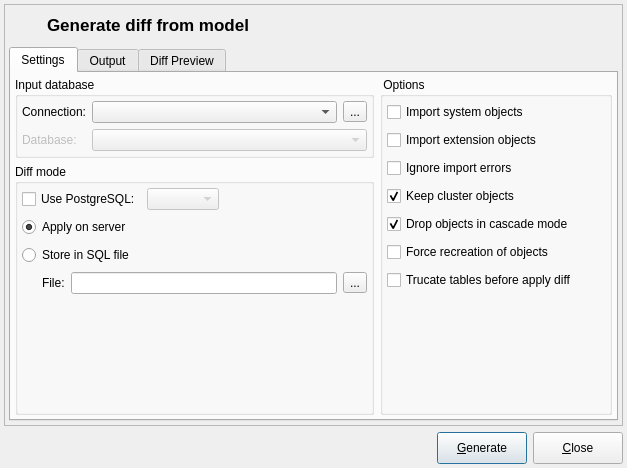
Before: the Qt Designer form libpgmodeler_ui/ui/modeldatabasediffform.ui in pgmodeler/pgmodeler, drawn with Qt 5.
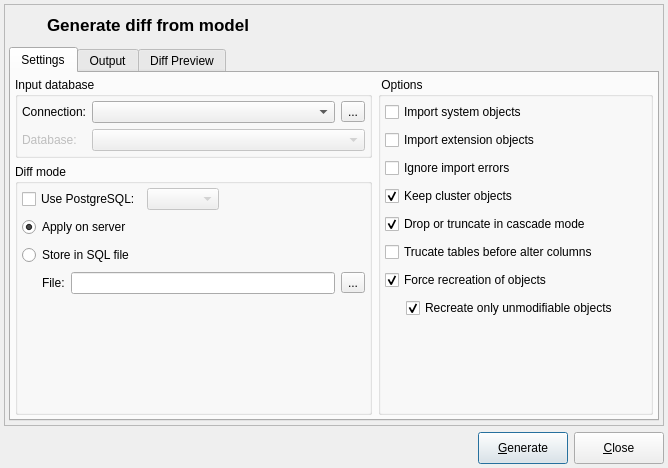
After: the same form once the commit is applied. Icons and pictures are not drawn.

Commit message:
Added a method BaseObject::acceptsAlterCommand to indicate if a object type can be changed through ALTER
Added an option to ModelsDiffHelper to recreate only objects that can't
be changed using ALTER

Removed the generation of inheritance command from
Table::getAlterDefinition and moved to
Relationship::getInheritDefinition

Patch:
```diff
--- a/libpgmodeler_ui/ui/modeldatabasediffform.ui
+++ b/libpgmodeler_ui/ui/modeldatabasediffform.ui
@@ -9,7 +9,7 @@
    <rect>
     <x>0</x>
     <y>0</y>
-    <width>627</width>
+    <width>668</width>
     <height>468</height>
    </rect>
   </property>
@@ -287,7 +287,7 @@
             <property name="title">
              <string> Options</string>
             </property>
-            <layout class="QVBoxLayout" name="verticalLayout_2">
+            <layout class="QGridLayout" name="gridLayout_7">
              <property name="leftMargin">
               <number>4</number>
              </property>
@@ -300,7 +300,20 @@
              <property name="bottomMargin">
               <number>4</number>
              </property>
-             <item>
+             <item row="8" column="0">
+              <spacer name="verticalSpacer">
+               <property name="orientation">
+                <enum>Qt::Vertical</enum>
+               </property>
+               <property name="sizeHint" stdset="0">
+                <size>
+                 <width>20</width>
+                 <height>40</height>
+                </size>
+               </property>
+              </spacer>
+             </item>
+             <item row="0" column="0">
               <layout class="QHBoxLayout" name="horizontalLayout_11">
                <item>
                 <widget class="QCheckBox" name="import_sys_objs_chk">
@@ -345,7 +358,7 @@
                </item>
               </layout>
              </item>
-             <item>
+             <item row="1" column="0">
               <layout class="QHBoxLayout" name="horizontalLayout_9">
                <item>
                 <widget class="QCheckBox" name="import_ext_objs_chk">
@@ -390,7 +403,148 @@
                </item>
               </layout>
              </item>
-             <item>
+             <item row="5" column="0">
+              <layout class="QHBoxLayout" name="horizontalLayout_14">
+               <item>
+                <widget class="QCheckBox" name="trunc_tables_chk">
+                 <property name="sizePolicy">
+                  <sizepolicy hsizetype="Expanding" vsizetype="Fixed">
+                   <horstretch>0</horstretch>
+                   <verstretch>0</verstretch>
+                  </sizepolicy>
+                 </property>
+                 <property name="statusTip">
+                  <string>Clears the data of all tables which will have columns modified. This is useful to avoid errors related to type casting. &lt;strong&gt;WARNING:&lt;/strong&gt; DO NOT use this option on production server and always make a backup before use this options.</string>
+                 </property>
+                 <property name="text">
+                  <string>Trucate tables before alter columns</string>
+                 </property>
+                </widget>
+               </item>
+               <item>
+                <widget class="QWidget" name="trunc_tables_hint" native="true">
+                 <property name="sizePolicy">
+                  <sizepolicy hsizetype="Fixed" vsizetype="Fixed">
+                   <horstretch>0</horstretch>
+                   <verstretch>0</verstretch>
+                  </sizepolicy>
+                 </property>
+                 <property name="minimumSize">
+                  <size>
+                   <width>22</width>
+                   <height>22</height>
+                  </size>
+                 </property>
+                 <property name="maximumSize">
+                  <size>
+                   <width>22</width>
+                   <height>22</height>
+                  </size>
+                 </property>
+                </widget>
+               </item>
+              </layout>
+             </item>
+             <item row="6" column="0">
+              <layout class="QGridLayout" name="gridLayout_8">
+               <item row="1" column="1">
+                <widget class="QCheckBox" name="recreate_unmod_chk">
+                 <property name="enabled">
+                  <bool>true</bool>
+                 </property>
+                 <property name="statusTip">
+                  <string>Recreates only objects that formally can't be changed through ALTER commands. Constraints and casts are examples of these objects.</string>
+                 </property>
+                 <property name="text">
+                  <string>Recreate only unmodifiable objects</string>
+                 </property>
+                 <property name="checked">
+                  <bool>true</bool>
+                 </property>
+                </widget>
+               </item>
+               <item row="0" column="2">
+                <widget class="QWidget" name="force_recreation_hint" native="true">
+                 <property name="sizePolicy">
+                  <sizepolicy hsizetype="Fixed" vsizetype="Fixed">
+                   <horstretch>0</horstretch>
+                   <verstretch>0</verstretch>
+                  </sizepolicy>
+                 </property>
+                 <property name="minimumSize">
+                  <size>
+                   <width>22</width>
+                   <height>22</height>
+                  </size>
+                 </property>
+                 <property name="maximumSize">
+                  <size>
+                   <width>22</width>
+                   <height>22</height>
+                  </size>
+                 </property>
+                </widget>
+               </item>
+               <item row="1" column="0">
+                <spacer name="horizontalSpacer_5">
+                 <property name="orientation">
+                  <enum>Qt::Horizontal</enum>
+                 </property>
+                 <property name="sizeHint" stdset="0">
+                  <size>
+                   <width>15</width>
+                   <height>20</height>
+                  </size>
+                 </property>
+                </spacer>
+               </item>
+               <item row="0" column="0" colspan="2">
+                <widget class="QCheckBox" name="force_recreation_chk">
+                 <property name="enabled">
+                  <bool>true</bool>
+                 </property>
+                 <property name="toolTip">
+                  <string/>
+                 </property>
+                 <property name="statusTip">
+                  <string>Instead of use an ALTER command to modify certain kind of objects a DROP and CREATE will be used in order to do a full modification. This option does not affects database objects.</string>
+                 </property>
+                 <property name="text">
+                  <string>Force recreation of objects</string>
+                 </property>
+                 <property name="checkable">
+                  <bool>true</bool>
+                 </property>
+                 <property name="checked">
+                  <bool>true</bool>
+                 </property>
+                </widget>
+               </item>
+               <item row="1" column="2">
+                <widget class="QWidget" name="recreate_unmod_hint" native="true">
+                 <property name="sizePolicy">
+                  <sizepolicy hsizetype="Fixed" vsizetype="Fixed">
+                   <horstretch>0</horstretch>
+                   <verstretch>0</verstretch>
+                  </sizepolicy>
+                 </property>
+                 <property name="minimumSize">
+                  <size>
+                   <width>22</width>
+                   <height>22</height>
+                  </size>
+                 </property>
+                 <property name="maximumSize">
+                  <size>
+                   <width>22</width>
+                   <height>22</height>
+                  </size>
+                 </property>
+                </widget>
+               </item>
+              </layout>
+             </item>
+             <item row="2" column="0">
               <layout class="QHBoxLayout" name="horizontalLayout_13">
                <item>
                 <widget class="QCheckBox" name="ignore_errors_chk">
@@ -435,7 +589,7 @@
                </item>
               </layout>
              </item>
-             <item>
+             <item row="3" column="0">
               <layout class="QHBoxLayout" name="horizontalLayout_12">
                <item>
                 <widget class="QCheckBox" name="keep_cluster_objs_chk">
@@ -477,7 +631,7 @@
                </item>
               </layout>
              </item>
-             <item>
+             <item row="4" column="0">
               <layout class="QHBoxLayout" name="horizontalLayout_16">
                <item>
                 <widget class="QCheckBox" name="drop_cascade_chk">
@@ -491,7 +645,7 @@
                   <string>Objects that depends on an object marked to be dropped will be removed as well. &lt;strong&gt;NOTE:&lt;/strong&gt; this option can drop more objects than listed in the output or diff preview.</string>
                  </property>
                  <property name="text">
-                  <string>Drop objects in cascade mode</string>
+                  <string>Drop or truncate in cascade mode</string>
                  </property>
                  <property name="checked">
                   <bool>true</bool>
@@ -522,109 +676,6 @@
                </item>
               </layout>
              </item>
-             <item>
-              <layout class="QHBoxLayout" name="horizontalLayout_15">
-               <item>
-                <widget class="QCheckBox" name="force_recreation_chk">
-                 <property name="enabled">
-                  <bool>true</bool>
-                 </property>
-                 <property name="toolTip">
-                  <string/>
-                 </property>
-                 <property name="statusTip">
-                  <string>Instead of use an ALTER command to modify certain kind of objects a DROP and CREATE will be used in order to do a full modification. This option does not affects database objects.</string>
-                 </property>
-                 <property name="text">
-                  <string>Force recreation of objects</string>
-                 </property>
-                 <property name="checkable">
-                  <bool>true</bool>
-                 </property>
-                 <property name="checked">
-                  <bool>false</bool>
-                 </property>
-                </widget>
-               </item>
-               <item>
-                <widget class="QWidget" name="force_recreation_hint" native="true">
-                 <property name="sizePolicy">
-                  <sizepolicy hsizetype="Fixed" vsizetype="Fixed">
-                   <horstretch>0</horstretch>
-                   <verstretch>0</verstretch>
-                  </sizepolicy>
-                 </property>
-                 <property name="minimumSize">
-                  <size>
-                   <width>22</width>
-                   <height>22</height>
-                  </size>
-                 </property>
-                 <property name="maximumSize">
-                  <size>
-                   <width>22</width>
-                   <height>22</height>
-                  </size>
-                 </property>
-                </widget>
-               </item>
-              </layout>
-             </item>
-             <item>
-              <layout class="QHBoxLayout" name="horizontalLayout_14">
-               <item>
-                <widget class="QCheckBox" name="trunc_tables_chk">
-                 <property name="sizePolicy">
-                  <sizepolicy hsizetype="Expanding" vsizetype="Fixed">
-                   <horstretch>0</horstretch>
-                   <verstretch>0</verstretch>
-                  </sizepolicy>
-                 </property>
-                 <property name="statusTip">
-                  <string>Clears the data of all tables which will have columns modified. This is useful to avoid errors related to type casting. &lt;strong&gt;WARNING:&lt;/strong&gt; DO NOT use this option on production server and always make a backup before use this options.</string>
-                 </property>
-                 <property name="text">
-                  <string>Trucate tables before apply diff</string>
-                 </property>
-                </widget>
-               </item>
-               <item>
-                <widget class="QWidget" name="trunc_tables_hint" native="true">
-                 <property name="sizePolicy">
-                  <sizepolicy hsizetype="Fixed" vsizetype="Fixed">
-                   <horstretch>0</horstretch>
-                   <verstretch>0</verstretch>
-                  </sizepolicy>
-                 </property>
-                 <property name="minimumSize">
-                  <size>
-                   <width>22</width>
-                   <height>22</height>
-                  </size>
-                 </property>
-                 <property name="maximumSize">
-                  <size>
-                   <width>22</width>
-                   <height>22</height>
-                  </size>
-                 </property>
-                </widget>
-               </item>
-              </layout>
-             </item>
-             <item>
-              <spacer name="verticalSpacer">
-               <property name="orientation">
-                <enum>Qt::Vertical</enum>
-               </property>
-               <property name="sizeHint" stdset="0">
-                <size>
-                 <width>20</width>
-                 <height>40</height>
-                </size>
-               </property>
-              </spacer>
-             </item>
             </layout>
            </widget>
           </item>
```
Left out of the diff: 4 changed lines with no effect on the pictures. The commit also changes 17 other files.
